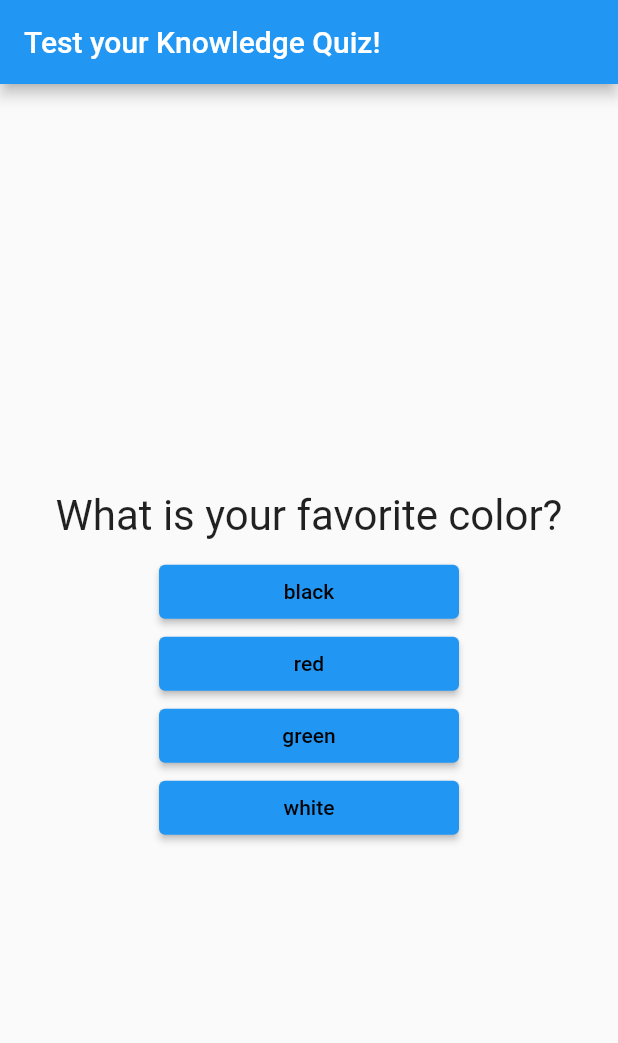
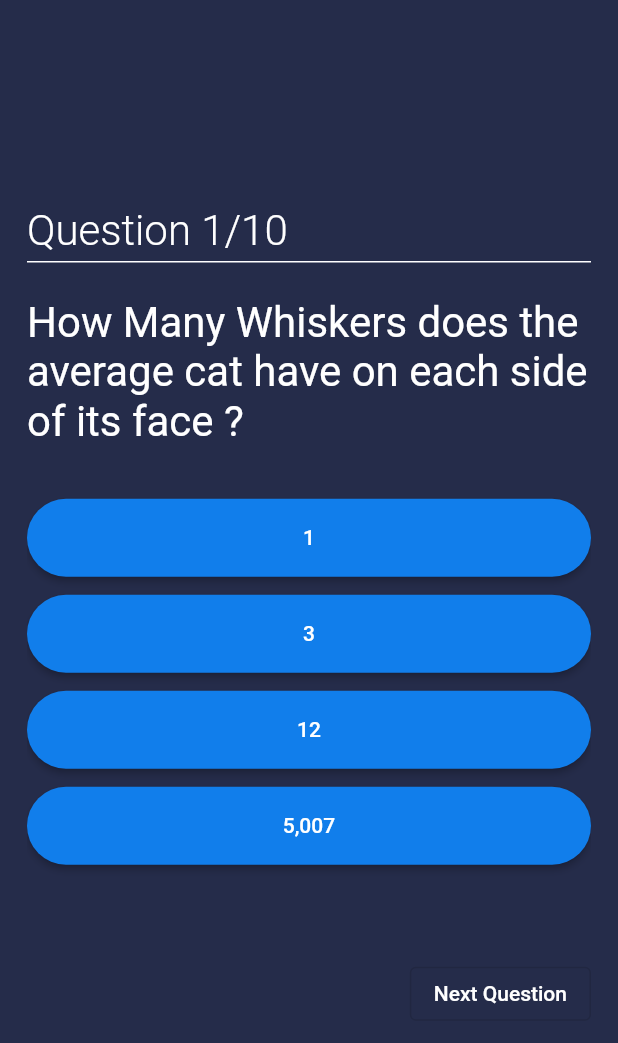
Before and after one commit to mhezel/KnowledgeQuizApp, a Flutter app: the screen it shows after launch, on a phone screen of 412 x 824 dp. Shown: the top 1043 px of the screen. Run offline on Flutter 3.47's test engine with Material 2 defaults, Android fonts, the phone set to English and light mode, and no system bars.

Commit message:
Development Project
Create functionalities and layout design structure => Widget Tree. Data handling Model Structure and passing of data.

```diff
--- a/lib/answer.dart
+++ /dev/null
@@ -1,27 +0,0 @@
-import 'package:flutter/material.dart';
-
-class Answer extends StatelessWidget {
-  // const Answer({super.key});
-  final selectHandler;
-  final String? answerText; //make answerText nullable
-
-  Answer(this.selectHandler, this.answerText);
-
-  @override
-  Widget build(BuildContext context) {
-    return Container(
-      width: 200,
-      // alignment: Alignment.centerLeft,
-      child: ElevatedButton(
-        style: ButtonStyle(
-          backgroundColor: MaterialStateProperty.all(Colors.blue),
-        ),
-        onPressed: selectHandler,
-        child: Text(
-          answerText ?? '', // if answerText is null then pass empty string
-          style: TextStyle(color: Colors.black),
-        ),
-      ),
-    );
-  }
-}
--- /dev/null
+++ b/lib/data/questions_list.dart
@@ -0,0 +1,71 @@
+import 'package:quiz_app/model/question_model.dart';
+
+List<QuestionModel> questions = [
+  QuestionModel(
+    "How Many Whiskers does the average cat have on each side of its face ?",
+    {
+      "1": false,
+      "3": false,
+      "12": true,
+      "5,007": false,
+    },
+  ),
+  QuestionModel("When does a cat purr ?", {
+    "When it cares for its kittens": false,
+    "When it needs comfort": false,
+    "When it feels content": false,
+    "All of the above": true,
+  }),
+  QuestionModel("What is the average number of kittens in a litter ?", {
+    "1 to 2": false,
+    "3 to 5": true,
+    "8 to 10": false,
+    "12 to 14": false,
+  }),
+  QuestionModel("How many moons does Mars have ?", {
+    "1": false,
+    "2": false,
+    "4": true,
+    "8": false,
+  }),
+  QuestionModel("What is Mars's nickname ?", {
+    "The red planet": true,
+    "The dusty planet": false,
+    "The hot planet": false,
+    "The smelly planet": false,
+  }),
+  QuestionModel("About How long would it take to travel to Mars ?", {
+    "Three days": false,
+    "A month": false,
+    "Eight months": true,
+    "Two years": false,
+  }),
+  QuestionModel(
+      "Mars is Named after the Roman god Mars. What is he the god of ?", {
+    "Fire": false,
+    "Love": false,
+    "Agriculture": false,
+    "War": true,
+  }),
+  QuestionModel("Mars Is the ___ planet from the sun ?", {
+    "Second": false,
+    "Third": false,
+    "Fourth": true,
+    "Sixth": false,
+  }),
+  QuestionModel(
+      "Where did Orville and Wilbur Wright build their first flying airplane ?",
+      {
+        "Paris, France": false,
+        "Boston, Massachusetts": false,
+        "Kitty Hawk, North Carolina": true,
+        "Tokyo, Japan": false,
+      }),
+  QuestionModel(
+      "The First astronaut to travel to space came from which country ?", {
+    "United States": false,
+    "Soviet Union (now Russia)": true,
+    "China": false,
+    "Rocketonia": false,
+  }),
+];
--- a/lib/main.dart
+++ b/lib/main.dart
@@ -1,88 +1,171 @@
-import 'package:first_app/result.dart';
 import 'package:flutter/material.dart';
-import './quiz.dart';
+import 'package:quiz_app/data/questions_list.dart';
+import 'package:quiz_app/screens/result_screen.dart';
 
-// void main() {
-//   runApp(MyFlutterApp());
-// }
+void main() {
+  runApp(MyApp());
+}
 
-void main() => runApp(MyFlutterApp());
+class MyApp extends StatelessWidget {
+  MyApp({Key? key}) : super(key: key);
 
-// class MyFlutterApp extends StatelessWidget {
-class MyFlutterApp extends StatefulWidget {
-  MyFlutterApp({super.key});
+  // This widget is the root of your application.
+  @override
+  Widget build(BuildContext context) {
+    return MaterialApp(
+      title: 'Flutter Demo',
+      theme: ThemeData(
+        primarySwatch: Colors.blue,
+      ),
+      home: HomePage(),
+      debugShowCheckedModeBanner: false,
+    );
+  }
+}
+
+class HomePage extends StatefulWidget {
+  HomePage({Key? key}) : super(key: key);
 
   @override
-  State<MyFlutterApp> createState() => _MyFlutterAppState();
+  State<HomePage> createState() => _HomePageState();
 }
 
-class _MyFlutterAppState extends State<MyFlutterApp> {
-  final _questions = const [
-    //values do not change during compiled and runtime
-    {
-      'questionText': 'What is your favorite color?',
-      'answers': [
-        {'text': 'black', 'score': 8},
-        {'text': 'red', 'score': 4},
-        {'text': 'green', 'score': 6},
-        {'text': 'white', 'score': 1},
-      ],
-    },
-    {
-      'questionText': 'What is your favorite animal?',
-      'answers': [
-        {'text': 'rabbit', 'score': 7},
-        {'text': 'snake', 'score': 4},
-        {'text': 'elephant', 'score': 6},
-        {'text': 'lion', 'score': 2},
-      ],
-    },
-    {
-      'questionText': 'What is your favorite sport?',
-      'answers': [
-        {'text': 'soccer', 'score': 1},
-        {'text': 'basketball', 'score': 1},
-        {'text': 'golf', 'score': 1},
-        {'text': 'tennis', 'score': 1},
-      ],
-    },
-  ];
+class _HomePageState extends State<HomePage> {
+  Color mainColor = const Color(0xFF252c4a);
+  Color secondColor = const Color(0xFF117eeb);
 
-  var _questionIndex = 0;
-  var _totalScore = 0;
+  PageController? _controller = PageController(initialPage: 0);
 
-  void _resetQuiz() {
-    setState(() {
-      _questionIndex = 0;
-      _totalScore = 0;
-    });
-  }
-
-  void _answerQuestion(int score) {
-    // if (_questionIndex < questions.length) {
-
-    _totalScore += score; //increment total score
-
-    setState(() {
-      //force flutter to re-render the state widget or interface
-      _questionIndex = _questionIndex + 1;
-    });
-  }
+  bool isPressed = false;
+  Color isTrue = Colors.green;
+  Color isWrong = Colors.red;
+  Color btnColor = const Color(0xFF117eeb);
+  int score = 0;
 
   @override
   Widget build(BuildContext context) {
-    return MaterialApp(
-      home: Scaffold(
-        appBar: AppBar(
-          title: const Text('Test your Knowledge Quiz!'),
+    return Scaffold(
+      backgroundColor: mainColor,
+      body: Padding(
+        padding: const EdgeInsets.all(18.0),
+        child: PageView.builder(
+          physics: const NeverScrollableScrollPhysics(),
+          controller: _controller!,
+          onPageChanged: (page) {
+            setState(() {
+              isPressed = false;
+            });
+          },
+          itemCount: questions.length,
+          itemBuilder: (context, index) {
+            return Column(
+              mainAxisAlignment: MainAxisAlignment.center,
+              crossAxisAlignment: CrossAxisAlignment.center,
+              children: [
+                SizedBox(
+                  width: double.infinity,
+                  child: Text(
+                    "Question ${index + 1}/${questions.length}",
+                    style: const TextStyle(
+                        color: Colors.white,
+                        fontWeight: FontWeight.w300,
+                        fontSize: 28.0),
+                  ),
+                ),
+                const Divider(
+                  color: Colors.white,
+                  height: 8.0,
+                  thickness: 1.0,
+                ),
+                const SizedBox(
+                  height: 20.0,
+                ),
+                Text(
+                  questions[index].question!,
+                  style: const TextStyle(
+                    color: Colors.white,
+                    fontSize: 28.0,
+                  ),
+                ),
+                const SizedBox(
+                  height: 35.0,
+                ),
+                for (int i = 0; i < questions[index].answers!.length; i++)
+                  Container(
+                    width: double.infinity,
+                    margin: const EdgeInsets.only(bottom: 12.0),
+                    child: MaterialButton(
+                      shape: const StadiumBorder(),
+                      color: isPressed
+                          ? questions[index].answers!.entries.toList()[i].value
+                              ? isTrue
+                              : isWrong
+                          : secondColor,
+                      padding: const EdgeInsets.symmetric(vertical: 18.0),
+                      onPressed: isPressed
+                          ? () {}
+                          : () {
+                              setState(() {
+                                isPressed = true;
+                              });
+                              if (questions[index]
+                                  .answers!
+                                  .entries
+                                  .toList()[i]
+                                  .value) {
+                                score += 10;
+                                // print(score);
+                              }
+                            },
+                      child: Text(
+                        questions[index].answers!.keys.toList()[i],
+                        style: const TextStyle(
+                          color: Colors.white,
+                        ),
+                      ),
+                    ),
+                  ),
+                const SizedBox(
+                  height: 50.0,
+                ),
+                Row(
+                  mainAxisAlignment: MainAxisAlignment.end,
+                  children: [
+                    OutlinedButton(
+                      onPressed: isPressed
+                          ? index + 1 == questions.length
+                              ? () {
+                                  Navigator.push(
+                                      context,
+                                      MaterialPageRoute(
+                                          builder: (context) =>
+                                              ResultScreen(score)));
+                                }
+                              : () {
+                                  _controller!.nextPage(
+                                      duration:
+                                          const Duration(milliseconds: 500),
+                                      curve: Curves.linear);
+                                  setState(() {
+                                    isPressed = false;
+                                  });
+                                }
+                          : null,
+                      child: Text(
+                        index + 1 == questions.length
+                            ? "See Results"
+                            : "Next Question",
+                        style: const TextStyle(
+                          color: Colors.white,
+                        ),
+                      ),
+                    ),
+                  ],
+                ),
+              ],
+            );
+          },
         ),
-        // body: Text('This is my default text!'),
-        body: _questionIndex < _questions.length //ternary condition
-            ? Quiz(
-                answerQuestion: _answerQuestion,
-                questionIndex: _questionIndex,
-                questions: _questions)
-            : Result(_totalScore, _resetQuiz),
       ),
     );
   }
--- /dev/null
+++ b/lib/model/question_model.dart
@@ -0,0 +1,7 @@
+class QuestionModel {
+  String? question;
+  Map<String, bool>? answers;
+
+  //Creating the constructor
+  QuestionModel(this.question, this.answers);
+}
--- a/lib/question.dart
+++ /dev/null
@@ -1,19 +0,0 @@
-import 'package:flutter/material.dart';
-
-class Question extends StatelessWidget {
-  final String questionText; // value never changed after runtime
-  Question(this.questionText); //constructor
-
-  @override
-  Widget build(BuildContext context) {
-    return Container(
-      width: double.infinity,
-      margin: EdgeInsets.all(10),
-      child: Text(
-        questionText,
-        style: TextStyle(fontSize: 28),
-        textAlign: TextAlign.center,
-      ),
-    );
-  }
-}
--- a/lib/quiz.dart
+++ /dev/null
@@ -1,36 +0,0 @@
-import 'package:flutter/material.dart';
-import 'question.dart';
-import 'answer.dart';
-
-class Quiz extends StatelessWidget {
-  // const Quiz({super.key});
-
-  final List<Map<String, Object>> questions;
-  final Function answerQuestion;
-  final int questionIndex;
-
-  Quiz(
-      {required this.questions,
-      required this.answerQuestion,
-      required this.questionIndex});
-
-  @override
-  Widget build(BuildContext context) {
-    return Center(
-      child: Column(
-        mainAxisAlignment:
-            MainAxisAlignment.center, //vertically centering the contents
-        children: [
-          // Text(questions.elementAt(0)),
-          Question(questions[questionIndex]['questionText'] as String),
-          ...(questions[questionIndex]['answers'] //spread operator
-                  as List<Map<String, Object>>)
-              .map((answer) {
-            return Answer(() => answerQuestion((answer['score'])),
-                answer['text'] as String?);
-          }).toList()
-        ],
-      ),
-    );
-  }
-}
```
Also changed, not shown: lib/examples/example-sample.answer.dart (added, +27 -0 lines), lib/examples/example-sample.main.dart (added, +89 -0 lines), lib/examples/example-sample.question.dart (added, +19 -0 lines), lib/examples/example-sample.quiz.dart (added, +36 -0 lines), lib/examples/example-sample.result.dart (added, +47 -0 lines), lib/result.dart (deleted, +0 -47 lines), lib/screens/result_screen.dart (added, +71 -0 lines), pubspec.yaml (+3 -5 lines), pubspec.lock (added), 1 other file.
